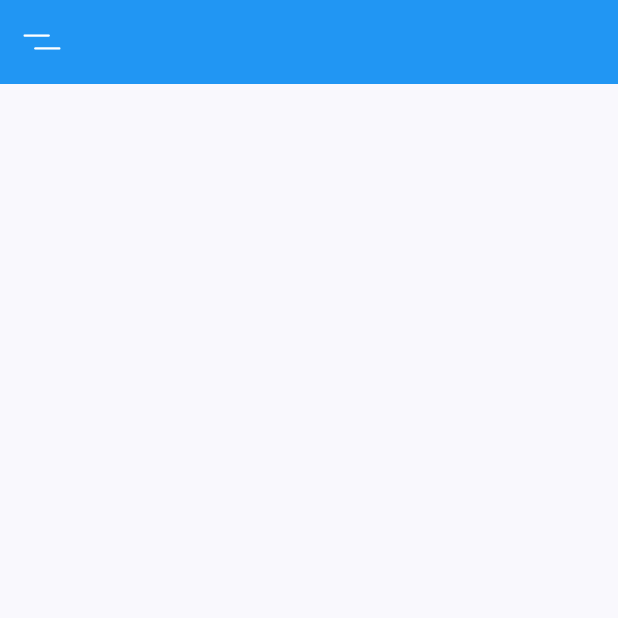
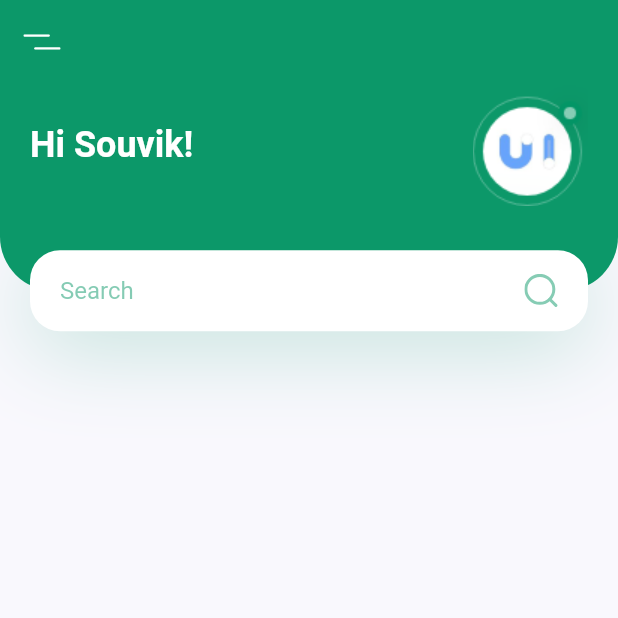
Before and after one commit to souvik150/Plant-App, a Flutter app: the screen it shows after launch, on a phone screen of 412 x 824 dp, the top half of it. Run offline on Flutter 3.47's test engine with Material 2 defaults, Android fonts, the phone set to English and light mode, and no system bars; our stand-ins replace flutter_svg.

Commit message:
feat: header with search bar

```diff
--- a/lib/main.dart
+++ b/lib/main.dart
@@ -1,6 +1,6 @@
 import 'package:flutter/material.dart';
 import 'package:plant_app/constants.dart';
-import 'package:plant_app/screens/home_screen.dart';
+import 'package:plant_app/screens/home/home_screen.dart';
 
 void main() {
   runApp(const MyApp());
--- /dev/null
+++ b/lib/screens/home/components/body.dart
@@ -0,0 +1,19 @@
+// ignore_for_file: prefer_const_constructors, prefer_const_literals_to_create_immutables
+
+import 'package:flutter/material.dart';
+import 'package:plant_app/screens/home/components/header_with_searchbox.dart';
+
+class Body extends StatelessWidget {
+  @override
+  Widget build(BuildContext context) {
+    // It will provide us total height and width of our screen
+    Size size = MediaQuery.of(context).size;
+    return SingleChildScrollView(
+      child: Column(
+        children: <Widget>[
+          HeaderWithSearchBox(size: size),
+        ],
+      ),
+    );
+  }
+}
--- /dev/null
+++ b/lib/screens/home/components/header_with_searchbox.dart
@@ -0,0 +1,86 @@
+// ignore_for_file: prefer_const_constructors
+
+import 'package:flutter/material.dart';
+import 'package:flutter_svg/flutter_svg.dart';
+import 'package:plant_app/constants.dart';
+
+class HeaderWithSearchBox extends StatelessWidget {
+  const HeaderWithSearchBox({
+    Key? key,
+    required this.size,
+  }) : super(key: key);
+
+  final Size size;
+
+  @override
+  Widget build(BuildContext context) {
+    return Container(
+        // It will cover 20% of our total height
+        height: size.height * 0.2,
+        child: Stack(
+          children: <Widget>[
+            Container(
+                padding: EdgeInsets.only(
+                  left: kDefaultPadding,
+                  right: kDefaultPadding,
+                  bottom: 36 + kDefaultPadding,
+                ),
+                height: size.height * 0.2 - 27,
+                decoration: BoxDecoration(
+                  color: kPrimaryColor,
+                  borderRadius: BorderRadius.only(
+                    bottomLeft: Radius.circular(36),
+                    bottomRight: Radius.circular(36),
+                  ),
+                ),
+                child: Row(children: <Widget>[
+                  Text(
+                    "Hi Souvik!",
+                    style: Theme.of(context).textTheme.headline5?.copyWith(
+                        color: Colors.white, fontWeight: FontWeight.bold),
+                  ),
+                  Spacer(),
+                  Image.asset("assets/images/logo.png"),
+                ])),
+            Positioned(
+              bottom: 0,
+              left: 0,
+              right: 0,
+              child: Container(
+                  alignment: Alignment.center,
+                  margin: EdgeInsets.symmetric(horizontal: kDefaultPadding),
+                  padding: EdgeInsets.symmetric(horizontal: kDefaultPadding),
+                  height: 54,
+                  decoration: BoxDecoration(
+                      color: Colors.white,
+                      borderRadius: BorderRadius.circular(20),
+                      boxShadow: [
+                        BoxShadow(
+                            offset: Offset(0, 10),
+                            blurRadius: 50,
+                            color: kPrimaryColor.withOpacity(0.23))
+                      ]),
+                  child: Row(children: <Widget>[
+                    // It collapses to take 0 width so uing expanded so that it takes all the available space
+                    Expanded(
+                      child: TextField(
+                        onChanged: (value) {},
+                        decoration: InputDecoration(
+                          hintText: "Search",
+                          hintStyle: TextStyle(
+                            color: kPrimaryColor.withOpacity(0.5),
+                          ),
+                          enabledBorder: InputBorder.none,
+                          focusedBorder: InputBorder.none,
+                          // suffix isnt working properly so we are using row
+                          // suffixIcon: SvgPicture.asset("assets/icons/search.svg"),
+                        ),
+                      ),
+                    ),
+                    SvgPicture.asset("assets/icons/search.svg"),
+                  ])),
+            ),
+          ],
+        ));
+  }
+}
--- /dev/null
+++ b/lib/screens/home/home_screen.dart
@@ -0,0 +1,22 @@
+import 'package:flutter/material.dart';
+import 'package:flutter_svg/flutter_svg.dart';
+import 'package:plant_app/screens/home/components/body.dart';
+import "package:plant_app/constants.dart";
+
+class HomeScreen extends StatelessWidget {
+  @override
+  Widget build(BuildContext context) {
+    return Scaffold(
+      appBar: buildAppBar(),
+      body: Body(),
+    );
+  }
+
+  AppBar buildAppBar() {
+    return AppBar(
+        backgroundColor: kPrimaryColor,
+        elevation: 0,
+        leading: IconButton(
+            icon: SvgPicture.asset("assets/icons/menu.svg"), onPressed: () {}));
+  }
+}
--- a/lib/screens/home_screen.dart
+++ /dev/null
@@ -1,15 +0,0 @@
-import 'package:flutter/material.dart';
-import 'package:flutter_svg/flutter_svg.dart';
-
-class HomeScreen extends StatelessWidget {
-  @override
-  Widget build(BuildContext context) {
-    return Scaffold(
-      appBar: AppBar(
-          elevation: 0,
-          leading: IconButton(
-              icon: SvgPicture.asset("assets/icons/menu.svg"),
-              onPressed: () {})),
-    );
-  }
-}
--- a/pubspec.yaml
+++ b/pubspec.yaml
@@ -35,7 +35,7 @@ dependencies:
   # The following adds the Cupertino Icons font to your application.
   # Use with the CupertinoIcons class for iOS style icons.
   cupertino_icons: ^1.0.2
-  flutter_svg: ^0.17.4
+  flutter_svg: ^0.20.0-nullsafety.3
 
 dev_dependencies:
   flutter_test:
```
Also changed, not shown: pubspec.lock.
